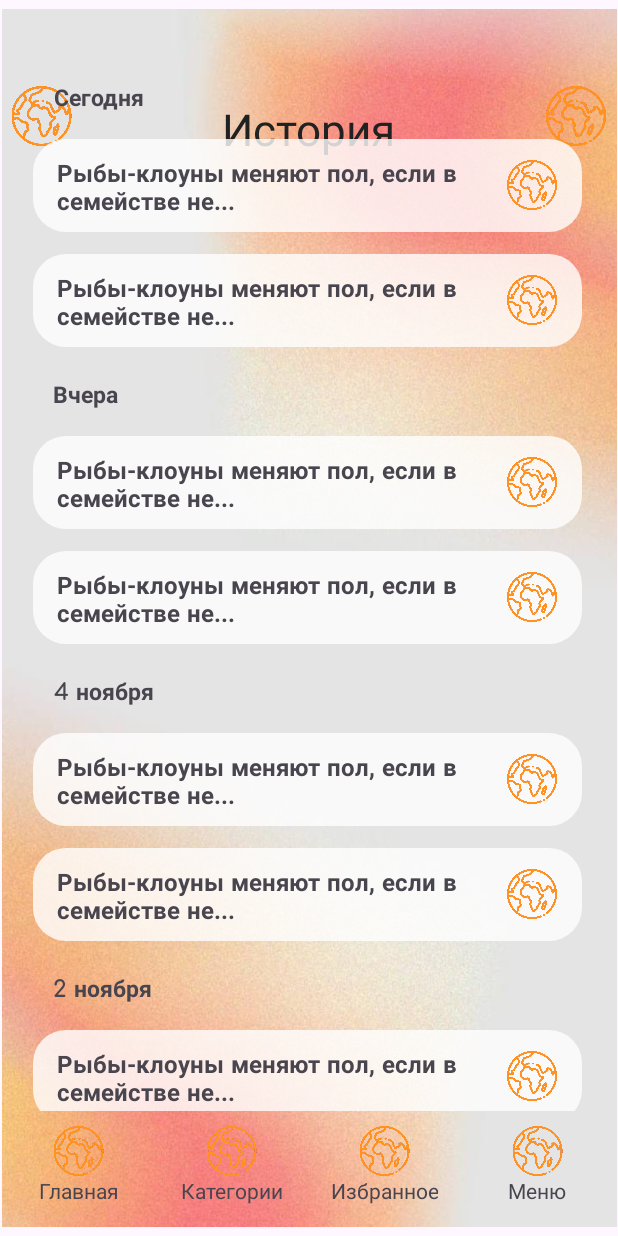
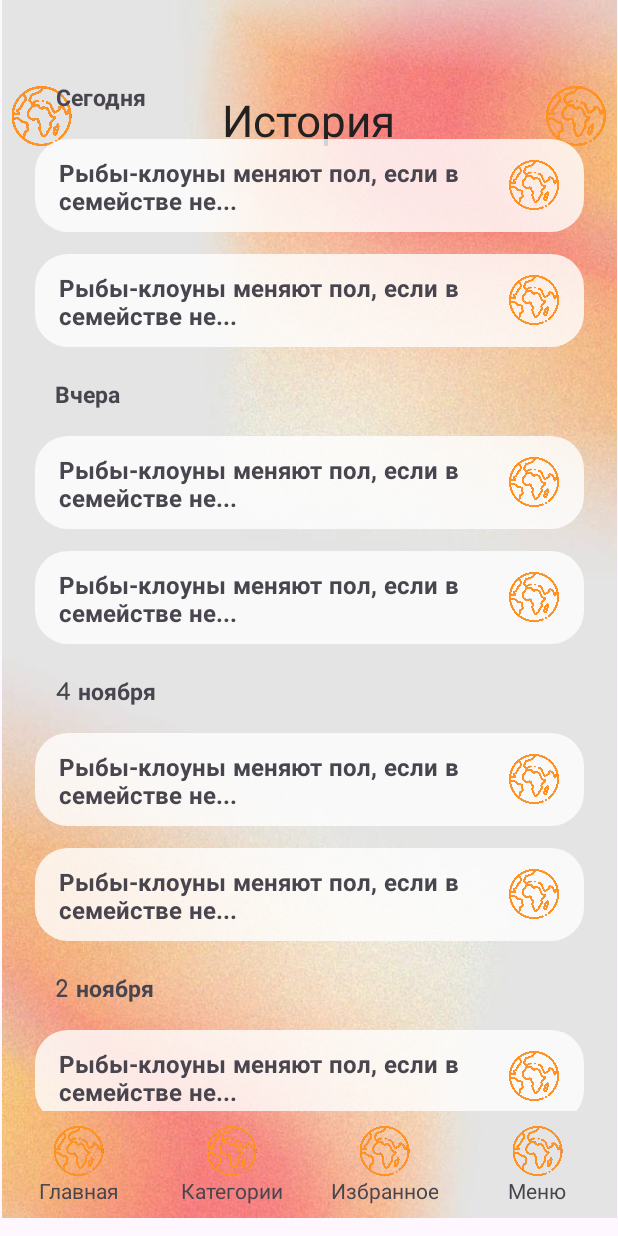
Before and after one commit to Ivan8293/Pocket_Knowledge, an Android app: the HistoryActivity screen opened directly, with no data from a screen before it, on a phone screen of 412 x 824 dp. Run offline under Robolectric (Android 15) with nearby library versions, the phone set to English and light mode, and no system bars; Roboto replaces fonts that are not available here.

Commit message:
исправил ошибки в коде верстки

```diff
--- a/app/src/main/res/layout/activity_history.xml
+++ b/app/src/main/res/layout/activity_history.xml
@@ -11,14 +11,11 @@
         android:layout_width="410dp"
         android:layout_height="812dp"
         android:scaleType="fitXY"
-        app:srcCompat="@drawable/fact_back"
-        tools:layout_editor_absoluteX="1dp"
-        tools:layout_editor_absoluteY="-4dp"
-        app:layout_constraintBottom_toBottomOf="parent"
         app:layout_constraintEnd_toEndOf="parent"
+        app:layout_constraintStart_toStartOf="parent"
 
-        app:layout_constraintStart_toStartOf="parent"
-        app:layout_constraintTop_toTopOf="parent"/>
+        app:layout_constraintTop_toTopOf="parent"
+        app:srcCompat="@drawable/fact_back" />
 
     <LinearLayout
         android:layout_width="55dp"
@@ -82,8 +79,7 @@
         app:layout_constraintEnd_toEndOf="parent"
         app:layout_constraintStart_toStartOf="parent"
         tools:ignore="ExtraText">
-        android:paddingTop="10dp"
-        android:paddingBottom="10dp"
+
 
         <LinearLayout
             android:layout_width="102dp"
@@ -96,7 +92,7 @@
                 android:layout_width="wrap_content"
                 android:layout_height="33dp"
                 android:src="@drawable/planet_earth"
-                app:srcCompat="@drawable/image" />  <!-- Замените на ваш ресурс иконки -->
+                app:srcCompat="@drawable/image" />
 
             <TextView
                 android:id="@+id/button_text1"
@@ -181,7 +177,8 @@
         android:orientation="vertical"
         android:scrollbars="vertical"
         app:layout_constraintBottom_toTopOf="@+id/linearLayout"
-        tools:layout_editor_absoluteX="1dp">
+        app:layout_constraintEnd_toEndOf="parent"
+        app:layout_constraintStart_toStartOf="parent">
 
         <LinearLayout
             android:layout_width="410dp"
@@ -191,7 +188,7 @@
             tools:layout_editor_absoluteX="1dp">
 
             <TextView
-                android:id="@+id/button_text8"
+                android:id="@+id/button_text15"
                 android:layout_width="wrap_content"
                 android:layout_height="wrap_content"
                 android:layout_marginLeft="35dp"
@@ -223,7 +220,7 @@
                     android:orientation="horizontal">
 
                     <TextView
-                        android:id="@+id/button_text7"
+                        android:id="@+id/button_text16"
                         android:layout_width="289dp"
                         android:layout_height="40dp"
                         android:layout_marginLeft="5dp"
@@ -236,7 +233,7 @@
                         android:textSize="16sp" />
 
                     <ImageView
-                        android:id="@+id/icon7"
+                        android:id="@+id/icon16"
                         android:layout_width="33dp"
                         android:layout_height="33dp"
                         android:layout_marginLeft="5dp"
@@ -262,7 +259,7 @@
                     android:orientation="horizontal">
 
                     <TextView
-                        android:id="@+id/button_text8"
+                        android:id="@+id/button_text17"
                         android:layout_width="289dp"
                         android:layout_height="40dp"
                         android:layout_marginLeft="5dp"
@@ -275,7 +272,7 @@
                         android:textSize="16sp" />
 
                     <ImageView
-                        android:id="@+id/icon8"
+                        android:id="@+id/icon17"
                         android:layout_width="33dp"
                         android:layout_height="33dp"
                         android:layout_marginLeft="5dp"
@@ -298,7 +295,7 @@
             tools:layout_editor_absoluteX="1dp">
 
             <TextView
-                android:id="@+id/button_text8"
+                android:id="@+id/button_text18"
                 android:layout_width="wrap_content"
                 android:layout_height="wrap_content"
                 android:layout_marginLeft="35dp"
@@ -330,7 +327,7 @@
                     android:orientation="horizontal">
 
                     <TextView
-                        android:id="@+id/button_text7"
+                        android:id="@+id/button_text19"
                         android:layout_width="289dp"
                         android:layout_height="40dp"
                         android:layout_marginLeft="5dp"
@@ -343,7 +340,7 @@
                         android:textSize="16sp" />
 
                     <ImageView
-                        android:id="@+id/icon7"
+                        android:id="@+id/icon19"
                         android:layout_width="33dp"
                         android:layout_height="33dp"
                         android:layout_marginLeft="5dp"
@@ -369,7 +366,7 @@
                     android:orientation="horizontal">
 
                     <TextView
-                        android:id="@+id/button_text8"
+                        android:id="@+id/button_text20"
                         android:layout_width="289dp"
                         android:layout_height="40dp"
                         android:layout_marginLeft="5dp"
@@ -382,7 +379,7 @@
                         android:textSize="16sp" />
 
                     <ImageView
-                        android:id="@+id/icon8"
+                        android:id="@+id/icon20"
                         android:layout_width="33dp"
                         android:layout_height="33dp"
                         android:layout_marginLeft="5dp"
@@ -405,7 +402,7 @@
             tools:layout_editor_absoluteX="1dp">
 
             <TextView
-                android:id="@+id/button_text8"
+                android:id="@+id/button_text21"
                 android:layout_width="wrap_content"
                 android:layout_height="wrap_content"
                 android:layout_marginLeft="35dp"
@@ -437,7 +434,7 @@
                     android:orientation="horizontal">
 
                     <TextView
-                        android:id="@+id/button_text7"
+                        android:id="@+id/button_text22"
                         android:layout_width="289dp"
                         android:layout_height="40dp"
                         android:layout_marginLeft="5dp"
@@ -450,7 +447,7 @@
                         android:textSize="16sp" />
 
                     <ImageView
-                        android:id="@+id/icon7"
+                        android:id="@+id/icon22"
                         android:layout_width="33dp"
                         android:layout_height="33dp"
                         android:layout_marginLeft="5dp"
@@ -476,7 +473,7 @@
                     android:orientation="horizontal">
 
                     <TextView
-                        android:id="@+id/button_text8"
+                        android:id="@+id/button_text23"
                         android:layout_width="289dp"
                         android:layout_height="40dp"
                         android:layout_marginLeft="5dp"
@@ -489,7 +486,7 @@
                         android:textSize="16sp" />
 
                     <ImageView
-                        android:id="@+id/icon8"
+                        android:id="@+id/icon23"
                         android:layout_width="33dp"
                         android:layout_height="33dp"
                         android:layout_marginLeft="5dp"
@@ -512,7 +509,7 @@
             tools:layout_editor_absoluteX="1dp">
 
             <TextView
-                android:id="@+id/button_text8"
+                android:id="@+id/button_text24"
                 android:layout_width="wrap_content"
                 android:layout_height="wrap_content"
                 android:layout_marginLeft="35dp"
@@ -544,7 +541,7 @@
                     android:orientation="horizontal">
 
                     <TextView
-                        android:id="@+id/button_text7"
+                        android:id="@+id/button_text25"
                         android:layout_width="289dp"
                         android:layout_height="40dp"
                         android:layout_marginLeft="5dp"
@@ -557,7 +554,7 @@
                         android:textSize="16sp" />
 
                     <ImageView
-                        android:id="@+id/icon7"
+                        android:id="@+id/icon25"
                         android:layout_width="33dp"
                         android:layout_height="33dp"
                         android:layout_marginLeft="5dp"
```
Also changed, not shown: app/src/main/res/layout/activity_category.xml (+9 -8 lines), app/src/main/res/layout/activity_fact.xml (+14 -9 lines), app/src/main/res/layout/activity_favorite.xml (+6 -6 lines).
